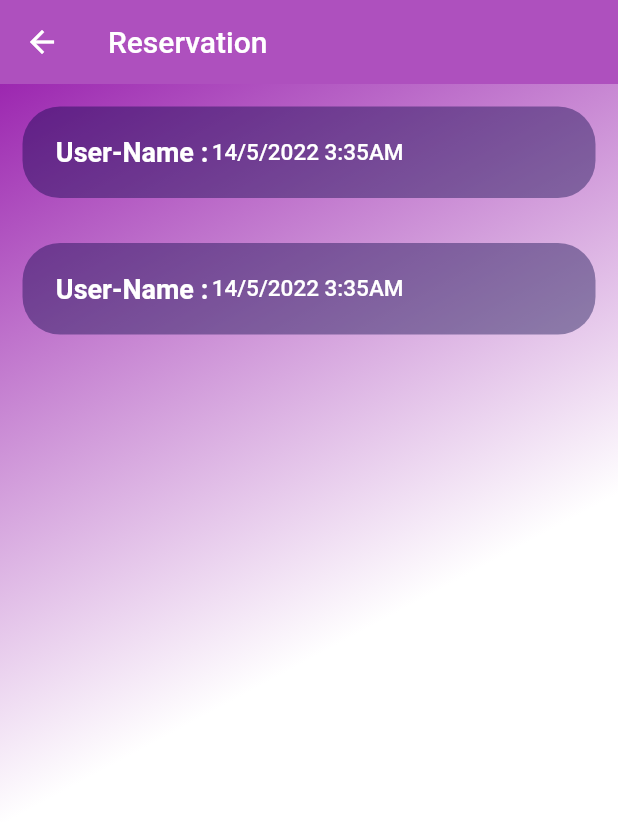
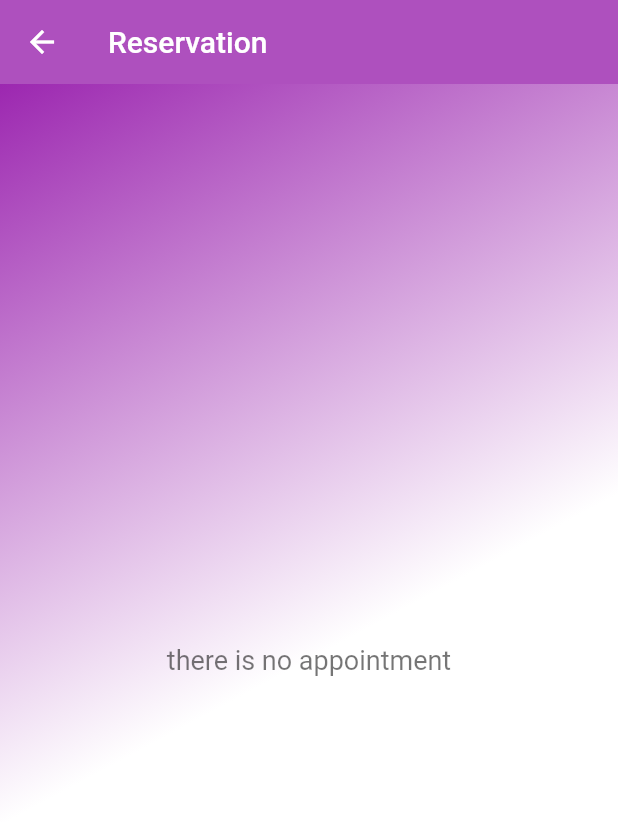
Before and after one commit to wassemmj/WO, a Flutter app: the ReservationsScreen screen opened directly, on a phone screen of 412 x 824 dp. Shown: the top 822 px of the screen. Run offline on Flutter 3.47's test engine with Material 2 defaults, Android fonts, the phone set to English and light mode, and no system bars; our stand-ins replace easy_splash_screen, flutter_rating_bar, google_fonts, image_picker, jwt_decoder, shared_preferences; missing offline and left inert: circular_bottom_navigation, duration_picker; accounts and stored records are empty; network calls fail.

Commit message:
24/12  first

```diff
--- a/lib/Models/expert_models.dart
+++ b/lib/Models/expert_models.dart
@@ -8,11 +8,13 @@ class ExpertModels {
     required this.sessionPeriod,
     required this.time,
     required this.consId,
+    required this.money
     //required this.pickedImage,
   });
 
   String mobile;
   String address;
+  String money;
   String brief;
   String sessionPeriod;
   List consId;
--- a/lib/Screen/reservation_screen.dart
+++ b/lib/Screen/reservation_screen.dart
@@ -1,11 +1,22 @@
+import 'dart:convert';
+
 import 'package:flutter/material.dart';
 import 'package:provider/provider.dart';
 
+import '../Provider/api_provider.dart';
 import '../Provider/language_provider.dart';
 import '../Widget/reservation_item.dart';
 
-class ReservationsScreen extends StatelessWidget {
+class ReservationsScreen extends StatefulWidget {
   const ReservationsScreen({Key? key}) : super(key: key);
+
+  @override
+  State<ReservationsScreen> createState() => _ReservationsScreenState();
+}
+
+class _ReservationsScreenState extends State<ReservationsScreen> {
+  List li = [];
+  List list = [];
 
   @override
   Widget build(BuildContext context) {
@@ -18,7 +29,16 @@ class ReservationsScreen extends StatelessWidget {
           title: Text(lan.getText('reservation').toString()),
           elevation: 0,
         ),
-        body: SafeArea(
+        body: FutureBuilder(
+            future: getAllApp(),
+            builder: (context, snapshot) {
+              return snapshot.connectionState == ConnectionState.waiting
+                  ? (const Center(
+                      child: CircularProgressIndicator(
+                        color: Colors.purple,
+                      ),
+                    ))
+                  : SafeArea(
                       child: Container(
                         height: MediaQuery.of(context).size.height,
                         decoration: const BoxDecoration(
@@ -28,15 +48,46 @@ class ReservationsScreen extends StatelessWidget {
                             end: Alignment.bottomRight,
                           ),
                         ),
-            child: Column(
-              children: const [
-                ReservationItem(),
-                ReservationItem(),
-              ],
+                        child: li.isEmpty
+                            ? Center(
+                                child: Text(
+                                  lan.isEn
+                                      ? 'there is no appointment'
+                                      : 'لا يوجد مواعيد',
+                                  style: const TextStyle(
+                                      color: Colors.black54, fontSize: 18),
                                 ),
-          ),
+                              )
+                            : ListView.builder(
+                          itemCount: li.length,
+                          itemBuilder: (context,index) {
+                            var t = li[0]['from'];
+                            var d = li[0]['session_date'];
+                            List l = list[0][li[0]['day']];
+                            var lg = l[0]['user'];
+                            var name = lg['name'];
+                            return ReservationItem(name: name, t: t, d: d);
+                          },
                         ),
                       ),
                     );
+            }),
+      ),
+    );
+  }
+
+  Future getAllApp() async {
+    var provider = Provider.of<ApiProvider>(context, listen: false);
+    var r = await provider.showApp();
+    var map = jsonDecode(r.body);
+    if (provider.isBack) {
+      list = map['sessions_to_give'];
+      li = map["sessions_to_take"];
+      print(li);
+      print(list);
+      return r;
+    } else {
+      print(r.body);
     }
   }
+}
--- a/lib/Screen/rr_screen.dart
+++ b/lib/Screen/rr_screen.dart
@@ -199,7 +199,7 @@ class _ReservationScreenState extends State<ReservationScreen> {
   Future bookApp(bool isEn) async {
     var provider = Provider.of<ApiProvider>(context, listen: false);
     String date =  intl.DateFormat('yyyy-MM-dd').format(_selectedDate!);
-    var r = await provider.bookingApp(12,date, time!);
+    var r = await provider.bookingApp(1,date, time!);
     Map<String,dynamic> map = jsonDecode(r.body);
     print(map);
     print(map['message']);
--- a/lib/Screen/singup_screen.dart
+++ b/lib/Screen/singup_screen.dart
@@ -335,9 +335,9 @@ class _SignUpState extends State<SignUp> {
           }
         }else {
           ScaffoldMessenger.of(context).showSnackBar(
-              SnackBar(
-                content: Text(map['error'],textDirection: TextDirection.ltr,style: const TextStyle(fontSize: 15),),
-                duration: const Duration(seconds: 1),
+              const SnackBar(
+                content: Text('some error occurred',textDirection: TextDirection.ltr,style: TextStyle(fontSize: 15),),
+                duration: Duration(seconds: 1),
               )
           );
         }}
--- a/lib/Widget/reservation_item.dart
+++ b/lib/Widget/reservation_item.dart
@@ -4,7 +4,11 @@ import 'package:provider/provider.dart';
 import '../Provider/language_provider.dart';
 
 class ReservationItem extends StatelessWidget {
-  const ReservationItem({Key? key}) : super(key: key);
+  const ReservationItem({Key? key, required this.name, required this.t, required this.d}) : super(key: key);
+
+  final String name;
+  final String t;
+  final String d;
 
   @override
   Widget build(BuildContext context) {
@@ -19,7 +23,7 @@ class ReservationItem extends StatelessWidget {
       child: Row(
         children:[
           Text(
-            lan.isEn?'User-Name : ':'حساب المستخدم :  ',
+            '$name   :',
             textDirection: lan.isEn? TextDirection.ltr:TextDirection.rtl,
             textAlign: TextAlign.center,
             style: const TextStyle(
@@ -29,13 +33,13 @@ class ReservationItem extends StatelessWidget {
             ),
           ),
           Text(
-            '14/5/2022 3:35AM',
+            '    $d  $t',
             textDirection: lan.isEn? TextDirection.ltr:TextDirection.rtl,
             textAlign: TextAlign.center,
             style: const TextStyle(
               color: Colors.white,
-              fontSize: 15,
-              fontWeight: FontWeight.w500,
+              fontSize: 18,
+              fontWeight: FontWeight.w600,
             ),
           ),
         ],
```
Also changed, not shown: lib/Provider/api_provider.dart (+33 -4 lines), lib/Screen/expert_profile_screen.dart (+35 -0 lines), lib/Screen/experts_screen.dart (+22 -12 lines), lib/Widget/MyDrawer.dart (+5 -20 lines). Lines whose indentation alone changed are shown as unchanged.
